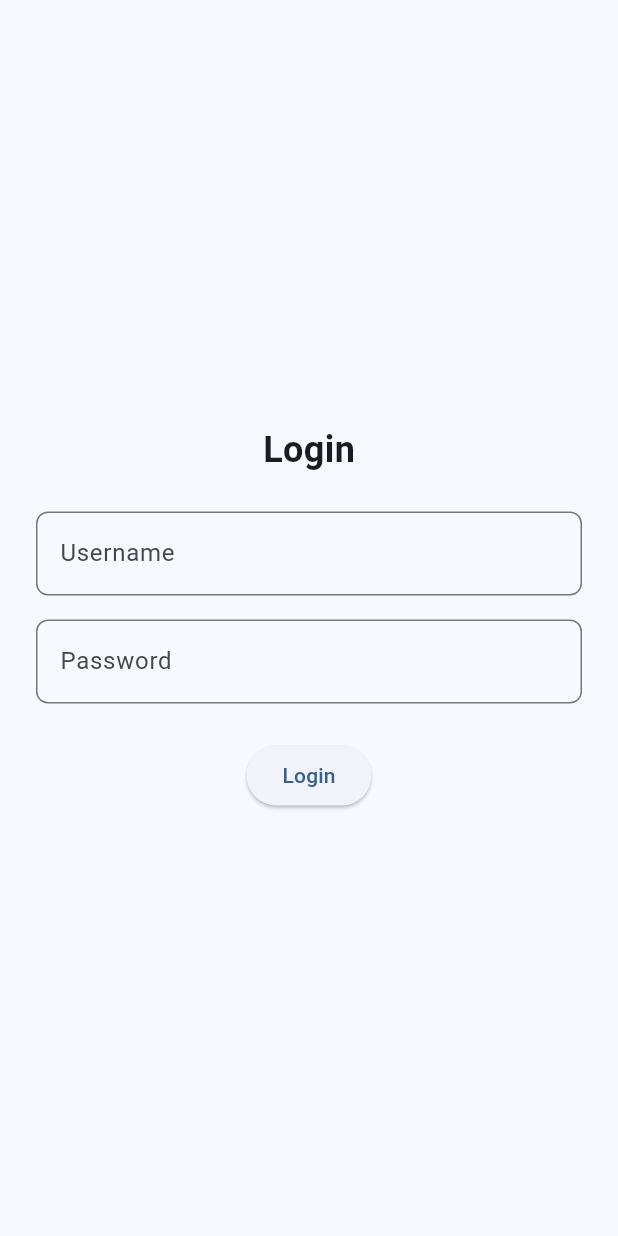
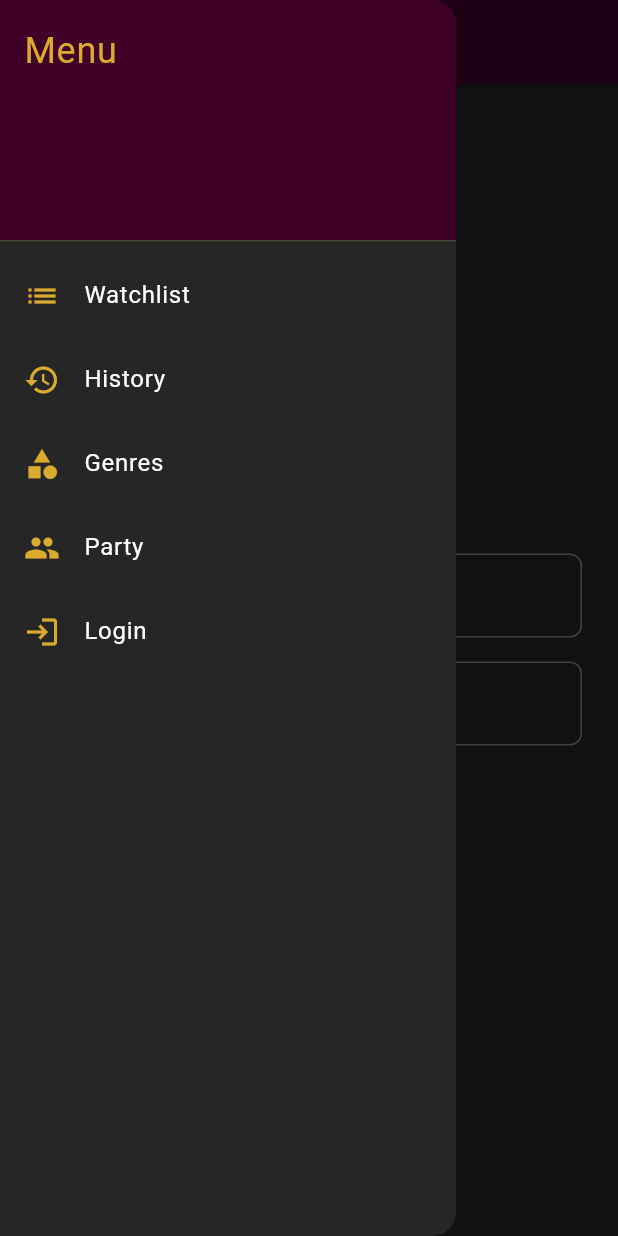
Before and after one commit to Niko-ux-netizen/app, a Flutter app: the screen it shows after launch, with the side drawer open (before the commit the screen has no drawer), on a phone screen of 412 x 824 dp. Run offline on Flutter 3.47's test engine with Material 3 defaults, Android fonts, the light colour scheme and no system bars.

Commit message:
start template added

```diff
--- a/flutter_application_1/lib/main.dart
+++ b/flutter_application_1/lib/main.dart
@@ -13,7 +13,15 @@ class MyApp extends StatelessWidget {
       title: 'Login Form App',
       theme: ThemeData(
         useMaterial3: true,
-        colorScheme: ColorScheme.fromSeed(seedColor: Colors.blue),
+        colorScheme: ColorScheme.fromSeed(
+          seedColor: const Color(0xFFDAAB2D),
+          brightness: Brightness.dark,
+        ),
+        scaffoldBackgroundColor: const Color(0xFF262626),
+        appBarTheme: const AppBarTheme(
+          backgroundColor: Color(0xFF400128),
+          foregroundColor: Color(0xFFDAAB2D),
+        ),
       ),
       home: const LoginPage(),
     );
@@ -26,6 +34,87 @@ class LoginPage extends StatelessWidget {
   @override
   Widget build(BuildContext context) {
     return Scaffold(
+      appBar: AppBar(
+        title: const Text('Login'),
+        leading: Builder(
+          builder: (context) => IconButton(
+            icon: const Icon(Icons.menu),
+            onPressed: () {
+              Scaffold.of(context).openDrawer();
+            },
+          ),
+        ),
+      ),
+      drawer: Drawer(
+        backgroundColor: const Color(0xFF262626),
+        child: ListView(
+          padding: EdgeInsets.zero,
+          children: [
+            const DrawerHeader(
+              decoration: BoxDecoration(
+                color: Color(0xFF400128),
+              ),
+              child: Text(
+                'Menu',
+                style: TextStyle(
+                  color: Color(0xFFDAAB2D),
+                  fontSize: 24,
+                ),
+              ),
+            ),
+            ListTile(
+              leading: const Icon(Icons.list, color: Color(0xFFDAAB2D)),
+              title: const Text('Watchlist', style: TextStyle(color: Colors.white)),
+              onTap: () {
+                Navigator.push(
+                  context,
+                  MaterialPageRoute(builder: (context) => const WatchlistPage()),
+                );
+              },
+            ),
+            ListTile(
+              leading: const Icon(Icons.history, color: Color(0xFFDAAB2D)),
+              title: const Text('History', style: TextStyle(color: Colors.white)),
+              onTap: () {
+                Navigator.push(
+                  context,
+                  MaterialPageRoute(builder: (context) => const HistoryPage()),
+                );
+              },
+            ),
+            ListTile(
+              leading: const Icon(Icons.category, color: Color(0xFFDAAB2D)),
+              title: const Text('Genres', style: TextStyle(color: Colors.white)),
+              onTap: () {
+                Navigator.push(
+                  context,
+                  MaterialPageRoute(builder: (context) => const GenresPage()),
+                );
+              },
+            ),
+            ListTile(
+              leading: const Icon(Icons.group, color: Color(0xFFDAAB2D)),
+              title: const Text('Party', style: TextStyle(color: Colors.white)),
+              onTap: () {
+                Navigator.push(
+                  context,
+                  MaterialPageRoute(builder: (context) => const PartyPage()),
+                );
+              },
+            ),
+            ListTile(
+              leading: const Icon(Icons.login, color: Color(0xFFDAAB2D)),
+              title: const Text('Login', style: TextStyle(color: Colors.white)),
+              onTap: () {
+                Navigator.push(
+                  context,
+                  MaterialPageRoute(builder: (context) => const LoginPage()),
+                );
+              },
+            ),
+          ],
+        ),
+      ),
       body: Center(
         child: Padding(
           padding: const EdgeInsets.symmetric(horizontal: 24.0),
@@ -34,29 +123,43 @@ class LoginPage extends StatelessWidget {
             children: [
               const Text(
                 'Login',
-                style: TextStyle(fontSize: 24, fontWeight: FontWeight.bold),
+                style: TextStyle(
+                  fontSize: 24,
+                  fontWeight: FontWeight.bold,
+                  color: Color(0xFFDAAB2D),
+                ),
               ),
               const SizedBox(height: 24),
               TextField(
+                style: const TextStyle(color: Colors.white),
                 decoration: InputDecoration(
                   labelText: 'Username',
+                  labelStyle: const TextStyle(color: Color(0xFFDAAB2D)),
                   border: OutlineInputBorder(
                     borderRadius: BorderRadius.circular(8.0),
+                    borderSide: const BorderSide(color: Color(0xFFDAAB2D)),
                   ),
                 ),
               ),
               const SizedBox(height: 16),
               TextField(
                 obscureText: true,
+                style: const TextStyle(color: Colors.white),
                 decoration: InputDecoration(
                   labelText: 'Password',
+                  labelStyle: const TextStyle(color: Color(0xFFDAAB2D)),
                   border: OutlineInputBorder(
                     borderRadius: BorderRadius.circular(8.0),
+                    borderSide: const BorderSide(color: Color(0xFFDAAB2D)),
                   ),
                 ),
               ),
               const SizedBox(height: 24),
               ElevatedButton(
+                style: ElevatedButton.styleFrom(
+                  backgroundColor: const Color(0xFFDAAB2D),
+                  foregroundColor: const Color(0xFF262626),
+                ),
                 onPressed: () {
                   // Handle login logic here
                   print('Login button pressed');
@@ -70,3 +173,83 @@ class LoginPage extends StatelessWidget {
     );
   }
 }
+
+// Watchlist Page
+class WatchlistPage extends StatelessWidget {
+  const WatchlistPage({super.key});
+
+  @override
+  Widget build(BuildContext context) {
+    return Scaffold(
+      appBar: AppBar(
+        title: const Text('Watchlist'),
+      ),
+      body: const Center(
+        child: Text(
+          'Watchlist',
+          style: TextStyle(fontSize: 24, fontWeight: FontWeight.bold, color: Color(0xFFDAAB2D)),
+        ),
+      ),
+    );
+  }
+}
+
+// History Page
+class HistoryPage extends StatelessWidget {
+  const HistoryPage({super.key});
+
+  @override
+  Widget build(BuildContext context) {
+    return Scaffold(
+      appBar: AppBar(
+        title: const Text('History'),
+      ),
+      body: const Center(
+        child: Text(
+          'History',
+          style: TextStyle(fontSize: 24, fontWeight: FontWeight.bold, color: Color(0xFFDAAB2D)),
+        ),
+      ),
+    );
+  }
+}
+
+// Genres Page
+class GenresPage extends StatelessWidget {
+  const GenresPage({super.key});
+
+  @override
+  Widget build(BuildContext context) {
+    return Scaffold(
+      appBar: AppBar(
+        title: const Text('Genres'),
+      ),
+      body: const Center(
+        child: Text(
+          'Genres',
+          style: TextStyle(fontSize: 24, fontWeight: FontWeight.bold, color: Color(0xFFDAAB2D)),
+        ),
+      ),
+    );
+  }
+}
+
+// Party Page
+class PartyPage extends StatelessWidget {
+  const PartyPage({super.key});
+
+  @override
+  Widget build(BuildContext context) {
+    return Scaffold(
+      appBar: AppBar(
+        title: const Text('Party'),
+      ),
+      body: const Center(
+        child: Text(
+          'Party',
+          style: TextStyle(fontSize: 24, fontWeight: FontWeight.bold, color: Color(0xFFDAAB2D)),
+        ),
+      ),
+    );
+  }
+}
```
Also changed, not shown: flutter_application_1/pubspec.lock.
